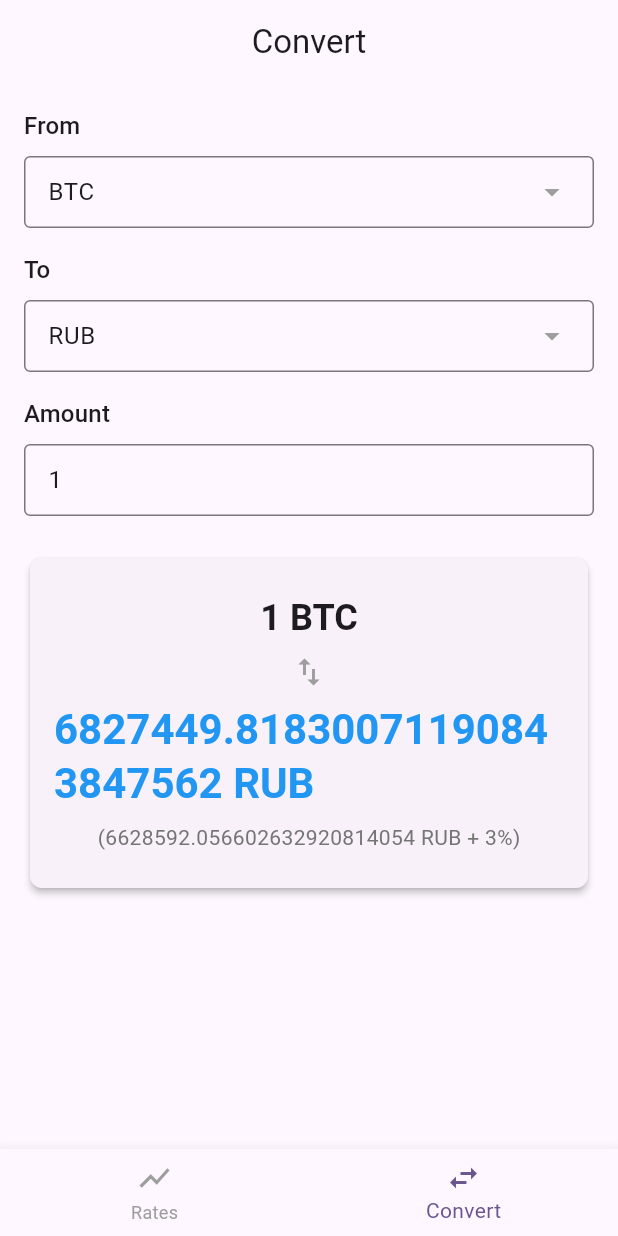
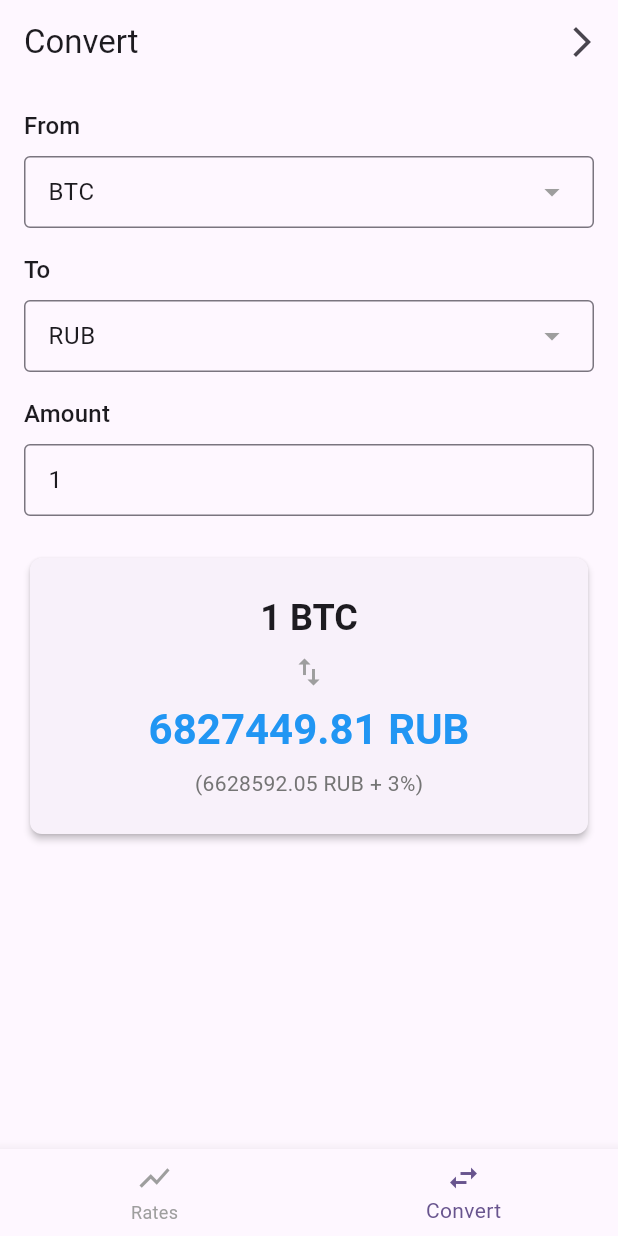
Before and after one commit to Nizlan/pp_test, a Flutter app: the MainPage screen opened directly, item 2 of the bottom bar chosen, on a phone screen of 412 x 824 dp. Run offline on Flutter 3.47's test engine with Material 3 defaults, Android fonts, the phone set to English and light mode, and no system bars; our stand-ins replace bloc, decimal, dio, equatable, flutter_bloc, flutter_dotenv and 1 more; accounts and stored records are empty.

Commit message:
added convert accuracy, design fixes

```diff
--- a/lib/main.dart
+++ b/lib/main.dart
@@ -6,7 +6,6 @@ import 'package:shared_preferences/shared_preferences.dart';
 import 'data/datasources/auth_local_data_source/auth_local_data_source_impl.dart';
 import 'data/datasources/auth_remote_data_source/auth_remote_data_source_impl.dart';
 import 'data/datasources/currency_remote_data_source/currency_remote_data_source_mock.dart';
-import 'data/datasources/currency_remote_data_source/currency_remote_data_source_impl.dart';
 import 'data/repositories/auth_repo/auth_repo.dart';
 import 'data/repositories/auth_repo/auth_repo_impl.dart';
 import 'data/repositories/currencies_repo/currencies_repo.dart';
--- a/lib/ui/convert_page/cubit/convert_page_cubit.dart
+++ b/lib/ui/convert_page/cubit/convert_page_cubit.dart
@@ -69,6 +69,17 @@ class ConvertPageCubit extends Cubit<ConvertPageState> {
     );
     final resultWithCommissionDecimal = resultDecimal * _commissionPercent;
 
-    return (resultDecimal.toString(), resultWithCommissionDecimal.toString());
+    bool fiat = toCurrency.type == 'fiat';
+    final int scale = fiat ? 2 : 18;
+
+    final roundedResult = resultDecimal.floor(scale: scale);
+    final roundedResultWithCommission = resultWithCommissionDecimal.floor(
+      scale: scale,
+    );
+
+    return (
+      roundedResult.toStringAsFixed(scale),
+      roundedResultWithCommission.toStringAsFixed(scale),
+    );
   }
 }
--- a/lib/ui/convert_page/view/convert_page.dart
+++ b/lib/ui/convert_page/view/convert_page.dart
@@ -2,6 +2,7 @@ import 'package:flutter/material.dart';
 import 'package:flutter/services.dart';
 import 'package:flutter_bloc/flutter_bloc.dart';
 import 'package:flutter/cupertino.dart';
+import 'dart:math';
 
 import '../../../domain/entities/currency.dart';
 import '../../rates_page/cubit/rates_cubit.dart';
--- a/lib/ui/main_page/view/main_page.dart
+++ b/lib/ui/main_page/view/main_page.dart
@@ -54,18 +54,15 @@ class _MainPageState extends State<MainPage> {
                       )
                       : null,
               title: Text(appBarTitle),
-              centerTitle: true,
-              actions:
-                  selectedIndex == 0
-                      ? [
+              centerTitle: selectedIndex == 0 ? true : false,
+              actions: [
                 IconButton(
                   icon: const Icon(Icons.arrow_forward_ios),
                   onPressed: () {
                     context.read<MainPageCubit>().onLoggedOut();
                   },
                 ),
-                      ]
-                      : null,
+              ],
               automaticallyImplyLeading: false,
             ),
             body: IndexedStack(index: selectedIndex, children: _widgetOptions),
```
Lines whose indentation alone changed are shown as unchanged.
